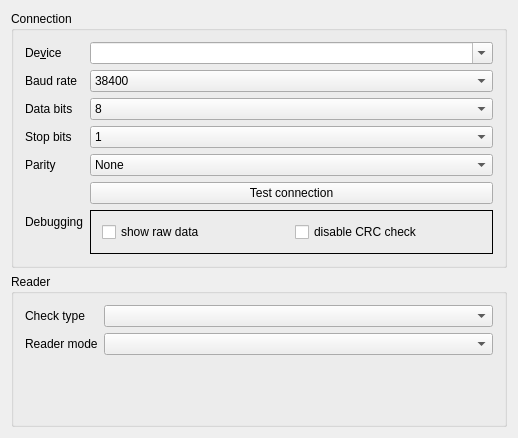
Old version of the form quickevent/app/quickevent/plugins/CardReader/src/cardreadersettingspage.ui in the repository Quick-Event/quickbox.
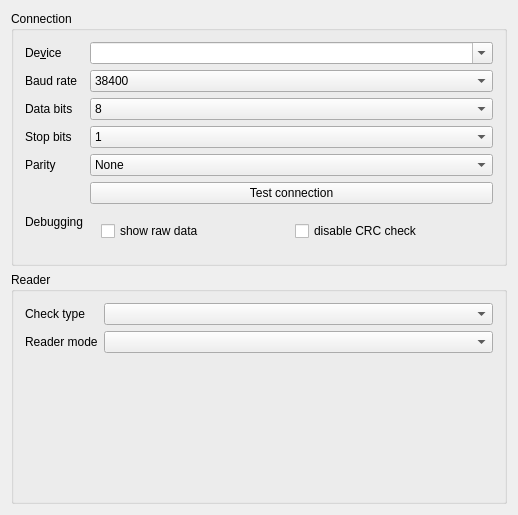
New version of the form.

Commit message: Receipts printer config button fixed

Diff of the .ui file:
```diff
--- a/quickevent/app/quickevent/plugins/CardReader/src/cardreadersettingspage.ui
+++ b/quickevent/app/quickevent/plugins/CardReader/src/cardreadersettingspage.ui
@@ -7,7 +7,7 @@
     <x>0</x>
     <y>0</y>
     <width>518</width>
-    <height>438</height>
+    <height>515</height>
    </rect>
   </property>
   <property name="windowTitle">
@@ -193,7 +193,7 @@
       <item row="6" column="1">
        <widget class="QFrame" name="frame3">
         <property name="frameShape">
-         <enum>QFrame::Box</enum>
+         <enum>QFrame::NoFrame</enum>
         </property>
         <layout class="QGridLayout" name="gridLayout">
          <item row="0" column="0">
```
Left out of the diff: 6 changed lines with no effect on the pictures. The commit also changes 3 other files.
